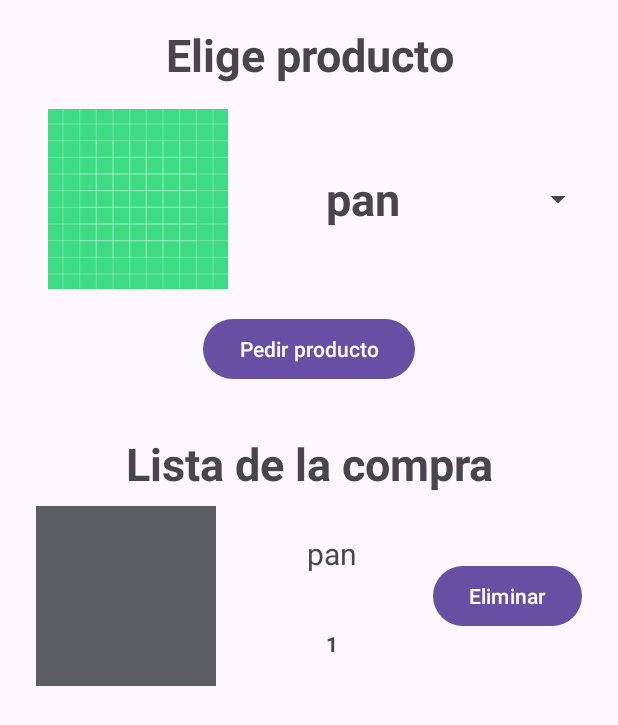
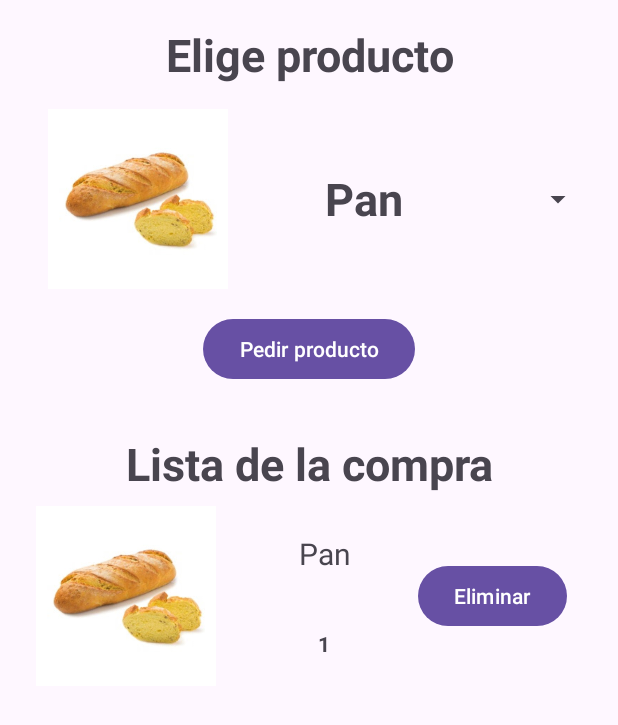
Before and after one commit to DavidAlumnoSantaGema/Programacion-Multimedia-y-Dispositivos-Moviles, an Android app: the screen it shows after launch (MainActivity), after a tap on "Pedir producto", on a phone screen of 412 x 824 dp. Shown: the top 725 px of the screen. Run offline under Robolectric (Android 15) with nearby library versions, the phone set to English and light mode, and no system bars.

Commit message:
Lista de la compra

```diff
--- a/Listadecompra/app/src/main/java/com/example/listadecompra/Item.java
+++ b/Listadecompra/app/src/main/java/com/example/listadecompra/Item.java
@@ -2,23 +2,30 @@
 
 public class Item
 {
-    private String nombre;
+    private int imageID;
+    private int nombre;
     private int cantidad;
 
-    public Item(String nombre, int cantidad)
+    public Item(int nombre, int cantidad, int imageID)
     {
         this.nombre = nombre;
         this.cantidad = cantidad;
+        this.imageID = imageID;
     }
 
-    public Item(String nombre)
+    public Item(int nombre, int imageID)
     {
         this.nombre = nombre;
         this.cantidad = 1;
+        this.imageID = imageID;
     }
 
-    public String getNombre() {
+    public int getNombre() {
         return nombre;
+    }
+
+    public int getImageID() {
+        return imageID;
     }
 
     public int getCantidad() {
--- a/Listadecompra/app/src/main/java/com/example/listadecompra/MainActivity.java
+++ b/Listadecompra/app/src/main/java/com/example/listadecompra/MainActivity.java
@@ -1,12 +1,17 @@
 package com.example.listadecompra;
 
 import android.os.Bundle;
+import android.view.ContextMenu;
+import android.view.MenuInflater;
+import android.view.MenuItem;
 import android.view.View;
 import android.widget.AdapterView;
 import android.widget.Button;
 import android.widget.ListView;
 import android.widget.Spinner;
+import android.widget.Toast;
 
+import androidx.annotation.NonNull;
 import androidx.appcompat.app.AppCompatActivity;
 
 import java.util.ArrayList;
@@ -18,6 +23,7 @@
     private ShoppingListAdapter adapter;
     private List<Item> listViewItems;
     private Spinner spinner;
+    Item lastPressedItem;
 
 
     @Override
@@ -37,15 +43,19 @@
 
         int[] icons =
                 {
-                        R.drawable.ic_launcher_background,
-                        R.drawable.ic_launcher_background,
-                        R.drawable.ic_launcher_background
+                        R.drawable.pan,
+                        R.drawable.tomate,
+                        R.drawable.patatas,
+                        R.drawable.platanos,
+                        R.drawable.jabon_manos
                 };
-        String[] titles =
+        int[] titles =
                 {
-                        "pan",
-                        "tomate",
-                        "un kilo de patatas"
+                        R.string.pan,
+                        R.string.tomate,
+                        R.string.kiloPatata,
+                        R.string.platanos,
+                        R.string.jabonManos
                 };
 
         SpinnerAdapter spinnerAdapter = new SpinnerAdapter(this, icons, titles);
@@ -61,15 +71,64 @@
             {
                 Item item = listViewItems.get(i);
 
-                if (item.getNombre().equals(titles[spinner.getSelectedItemPosition()]))
+                if (item.getNombre() == titles[spinner.getSelectedItemPosition()])
                 {
                     item.setCantidad(item.getCantidad() + 1);
                     adapter.notifyDataSetChanged();
                     return;
                 }
             }
-            listViewItems.add(new Item(titles[spinner.getSelectedItemPosition()]));
+            listViewItems.add(new Item
+                            (titles[spinner.getSelectedItemPosition()],
+                            icons[spinner.getSelectedItemPosition()]));
+
             adapter.notifyDataSetChanged();
         });
+
+        listView.setOnItemClickListener(new AdapterView.OnItemClickListener()
+        {
+            @Override
+            public void onItemClick(AdapterView<?> parent, View view, int position, long id)
+            {
+                lastPressedItem = (Item) adapter.getItem(position);
+            }
+        });
+
+        registerForContextMenu(listView);
+    }
+
+
+    @Override
+    public void onCreateContextMenu(ContextMenu menu, View v, ContextMenu.ContextMenuInfo menuInfo)
+    {
+        super.onCreateContextMenu(menu, v, menuInfo);
+        MenuInflater inflater = getMenuInflater();
+        inflater.inflate(R.menu.context_menu, menu);
+    }
+
+    @Override
+    public boolean onContextItemSelected(@NonNull MenuItem item)
+    {
+        int id = item.getItemId();
+        if (lastPressedItem != null)
+        {
+            if (id == R.id.action_add)
+            {
+                lastPressedItem.setCantidad(lastPressedItem.getCantidad() + 1);
+            }
+            else if (id == R.id.action_remove)
+            {
+                if (lastPressedItem.getCantidad() > 1)
+                {
+                    lastPressedItem.setCantidad(lastPressedItem.getCantidad() - 1);
+                }
+                else
+                {
+                    adapter.Remove(lastPressedItem);
+                }
+            }
+            adapter.notifyDataSetChanged();
+        }
+        return super.onContextItemSelected(item);
     }
 }
--- a/Listadecompra/app/src/main/java/com/example/listadecompra/ShoppingListAdapter.java
+++ b/Listadecompra/app/src/main/java/com/example/listadecompra/ShoppingListAdapter.java
@@ -25,6 +25,11 @@
         this.items = items;
     }
 
+
+    public void Remove(Item item)
+    {
+        items.remove(item);
+    }
 
     @Override
     public int getCount() {
@@ -56,7 +61,7 @@
         TextView cantidad = convertView.findViewById(R.id.cantidadList);
         Button button = convertView.findViewById(R.id.buttonList);
 
-        //imageView.setImageResource(item);
+        imageView.setImageResource(item.getImageID());
         titulo.setText(item.getNombre());
         cantidad.setText(String.valueOf(item.getCantidad()));
 
--- a/Listadecompra/app/src/main/java/com/example/listadecompra/SpinnerAdapter.java
+++ b/Listadecompra/app/src/main/java/com/example/listadecompra/SpinnerAdapter.java
@@ -14,9 +14,9 @@
 {
     private Context context;
     private int[] icons;
-    private String[] titles;
+    private int[] titles;
 
-    public SpinnerAdapter(Context context, int[] icons, String[] titles)
+    public SpinnerAdapter(Context context, int[] icons, int[] titles)
     {
         this.context = context;
         this.icons = icons;
--- a/Listadecompra/app/src/main/res/layout/activity_main.xml
+++ b/Listadecompra/app/src/main/res/layout/activity_main.xml
@@ -1,7 +1,5 @@
 <?xml version="1.0" encoding="utf-8"?>
 <LinearLayout xmlns:android="http://schemas.android.com/apk/res/android"
-    xmlns:app="http://schemas.android.com/apk/res-auto"
-    xmlns:tools="http://schemas.android.com/tools"
     android:id="@+id/main"
     android:layout_width="match_parent"
     android:layout_height="match_parent"
@@ -11,9 +9,9 @@
     <TextView
         android:layout_width="match_parent"
         android:layout_height="wrap_content"
-        android:text="Elige producto"
+        android:text="@string/titulo"
         android:gravity="center"
-        android:textSize="30dp"
+        android:textSize="30sp"
         android:textStyle="bold"/>
 
     <Spinner
@@ -25,16 +23,16 @@
         android:id="@+id/button"
         android:layout_width="wrap_content"
         android:layout_height="wrap_content"
-        android:text="Pedir producto"
+        android:text="@string/boton_pedir"
         android:layout_gravity="center"
         android:layout_marginBottom="32dp"/>
 
     <TextView
         android:layout_width="match_parent"
         android:layout_height="wrap_content"
-        android:text="Lista de la compra"
+        android:text="@string/listaTitulo"
         android:gravity="center"
-        android:textSize="30dp"
+        android:textSize="30sp"
         android:textStyle="bold"/>
 
     <ListView
--- a/Listadecompra/app/src/main/res/layout/item_shopping.xml
+++ b/Listadecompra/app/src/main/res/layout/item_shopping.xml
@@ -12,14 +12,14 @@
         android:background="@color/material_dynamic_neutral40"/>
 
     <LinearLayout
-        android:layout_width="wrap_content"
+        android:layout_width="0dp"
         android:layout_height="match_parent"
         android:orientation="horizontal"
         android:layout_weight="1"
-        android:paddingStart="10dp">
+        android:paddingHorizontal="10dp">
 
         <LinearLayout
-            android:layout_width="wrap_content"
+            android:layout_width="0dp"
             android:layout_height="match_parent"
             android:layout_weight="2"
             android:orientation="vertical">
@@ -31,7 +31,7 @@
                 android:gravity="center"
                 android:layout_weight="1"
                 android:textSize="20sp"
-                android:text="Dummy"/>
+                android:text="@string/dummy"/>
 
             <TextView
                 android:id="@+id/cantidadList"
@@ -40,7 +40,7 @@
                 android:gravity="center"
                 android:layout_weight="1"
                 android:textStyle="bold"
-                android:text="Dummy"/>
+                android:text="@string/dummy"/>
 
         </LinearLayout>
 
@@ -50,7 +50,8 @@
             android:layout_width="wrap_content"
             android:layout_height="wrap_content"
             android:layout_gravity="center"
-            android:text="Eliminar"/>
+            android:focusable="false"
+            android:text="@string/boton_borrar"/>
 
     </LinearLayout>
 
--- a/Listadecompra/app/src/main/res/layout/spinner_item.xml
+++ b/Listadecompra/app/src/main/res/layout/spinner_item.xml
@@ -18,6 +18,6 @@
         android:gravity="center"
         android:textSize="30sp"
         android:textStyle="bold"
-        android:text="Dummy"/>
+        android:text="@string/dummy"/>
 
 </LinearLayout>
--- /dev/null
+++ b/Listadecompra/app/src/main/res/menu/context_menu.xml
@@ -0,0 +1,9 @@
+<?xml version="1.0" encoding="utf-8"?>
+<menu xmlns:android="http://schemas.android.com/apk/res/android">
+    <item
+        android:id="@+id/action_add"
+        android:title="Añadir"/>
+    <item
+        android:id="@+id/action_remove"
+        android:title="Borrar"/>
+</menu>
--- a/Listadecompra/app/src/main/res/values/strings.xml
+++ b/Listadecompra/app/src/main/res/values/strings.xml
@@ -1,3 +1,13 @@
 <resources>
     <string name="app_name">Lista de compra</string>
+    <string name="titulo">Elige producto</string>
+    <string name="boton_pedir">Pedir producto</string>
+    <string name="listaTitulo">Lista de la compra</string>
+    <string name="dummy">Dummy</string>
+    <string name="boton_borrar">Eliminar</string>
+    <string name="pan">Pan</string>
+    <string name="tomate">Tomate</string>
+    <string name="kiloPatata">Kilo de patatas</string>
+    <string name="platanos">Platanos</string>
+    <string name="jabonManos">Jabon de manos</string>
 </resources>
```
Also changed, not shown: Listadecompra/app/src/main/res/drawable/jabon_manos.jpg (added), Listadecompra/app/src/main/res/drawable/pan.jpg (added), Listadecompra/app/src/main/res/drawable/patatas.jpg (added), Listadecompra/app/src/main/res/drawable/platanos.jpg (added), Listadecompra/app/src/main/res/drawable/tomate.jpg (added).
